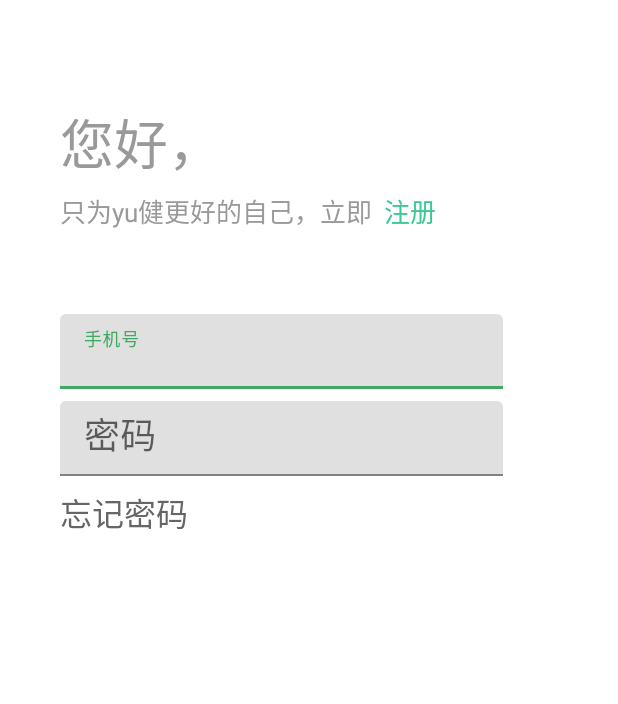
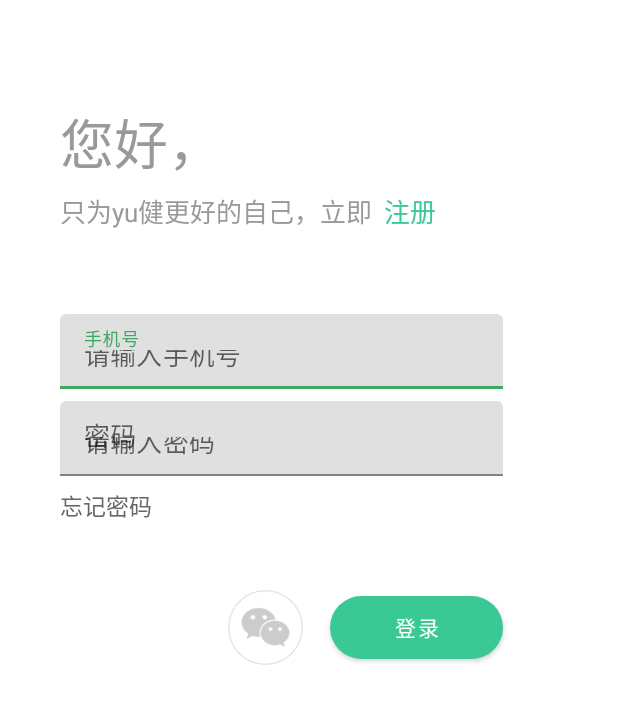
Before and after one commit to thinking123/android-yujian-pro, an Android app: the layout fragment_login.xml on its own in the app's theme, with its tools: preview values and no code run, on a phone screen of 412 x 824 dp. Shown: the top 704 px of the screen. Run offline under Robolectric (Android 15) with nearby library versions, the phone set to English and light mode, and no system bars.

Commit message:
login ui

```diff
--- a/app/src/main/java/com/yujian/di/component/loginComponent.java
+++ b/app/src/main/java/com/yujian/di/component/loginComponent.java
@@ -31,7 +31,7 @@ import com.yujian.mvp.ui.fragment.login.registerFragment;
 public interface loginComponent {
     void inject(loginFragment fragment);
     void inject(registerFragment fragment);
-    void inject(LoginActivity loginActivity);
+//    void inject(LoginActivity loginActivity);
 
     @Component.Builder
     interface Builder {
--- a/app/src/main/java/com/yujian/mvp/ui/activity/LoginActivity.java
+++ b/app/src/main/java/com/yujian/mvp/ui/activity/LoginActivity.java
@@ -57,7 +57,8 @@ public class LoginActivity extends MyBaseActivity {
         ISupportFragment fragment = findFragment(loginFragment.class);
 
         if (fragment == null) {
-            loadMultipleRootFragment(R.id.login_container, 0 ,loginFragment.newInstance() , registerFragment.newInstance());
+//            loadMultipleRootFragment(R.id.login_container, 0 ,loginFragment.newInstance() , registerFragment.newInstance());
+            loadRootFragment(R.id.login_container , loginFragment.newInstance());
         }
     }
 }
--- a/app/src/main/java/com/yujian/mvp/ui/fragment/login/registerFragment.java
+++ b/app/src/main/java/com/yujian/mvp/ui/fragment/login/registerFragment.java
@@ -27,8 +27,8 @@ import static com.jess.arms.utils.Preconditions.checkNotNull;
 public class registerFragment extends BaseSupportFragment<loginPresenter>
         implements loginContract.View{
 
-    public static loginFragment newInstance() {
-        loginFragment fragment = new loginFragment();
+    public static registerFragment newInstance() {
+        registerFragment fragment = new registerFragment();
         return fragment;
     }
 
@@ -46,7 +46,7 @@ public class registerFragment extends BaseSupportFragment<loginPresenter>
     public View initView(@NonNull LayoutInflater inflater, @Nullable ViewGroup container, @Nullable Bundle savedInstanceState) {
         return inflater.inflate(R.
 
-                layout.fragment_login, container, false);
+                layout.fragment_register, container, false);
     }
 
     @Override
--- /dev/null
+++ b/app/src/main/res/drawable/btn_wx_bg.xml
@@ -0,0 +1,10 @@
+<?xml version="1.0" encoding="utf-8"?>
+<selector xmlns:android="http://schemas.android.com/apk/res/android">
+    <item>
+        <shape android:shape="oval">
+            <!--<stroke android:color="#1E90FF" android:width="5dp" />-->
+            <solid android:color="@android:color/transparent"/>
+            <size android:width="@dimen/btn_circle_wx_dimen" android:height="@dimen/btn_circle_wx_dimen"/>
+        </shape>
+    </item>
+</selector>
--- /dev/null
+++ b/app/src/main/res/drawable/btn_wx_selector_bg.xml
@@ -0,0 +1,4 @@
+<?xml version="1.0" encoding="utf-8"?>
+<selector xmlns:android="http://schemas.android.com/apk/res/android">
+<!--<item android:state_enabled="false"-->
+</selector>
--- /dev/null
+++ b/app/src/main/res/drawable/textinput_hint_label_selector.xml
@@ -0,0 +1,5 @@
+<?xml version="1.0" encoding="utf-8"?>
+<selector xmlns:android="http://schemas.android.com/apk/res/android">
+<item android:state_focused="true" android:color="?android:textColorHint"/>
+    <item android:color="@android:color/transparent"/>
+</selector>
--- a/app/src/main/res/layout/fragment_login.xml
+++ b/app/src/main/res/layout/fragment_login.xml
@@ -48,7 +48,7 @@
         android:layout_width="@dimen/input_text_width"
         android:layout_height="@dimen/input_text_height"
         android:layout_marginTop="55dp"
-        android:hint="@string/login_hint_phone"
+        android:hint="@string/login_label_phone"
         app:layout_constraintStart_toStartOf="@+id/textView2"
         app:layout_constraintTop_toBottomOf="@+id/textView3">
 
@@ -57,6 +57,7 @@
             android:layout_width="match_parent"
             android:layout_height="match_parent"
             android:textSize="@dimen/input_text_size"
+            android:hint="@string/login_hint_phone"
             android:maxLines="1" />
     </android.support.design.widget.TextInputLayout>
 
@@ -66,15 +67,17 @@
         android:layout_width="@dimen/input_text_width"
         android:layout_height="@dimen/input_text_height"
         android:layout_marginTop="@dimen/input_text_margin_top"
-        android:hint="@string/login_hint_pw"
+        android:hint="@string/login_label_pw"
         app:layout_constraintStart_toStartOf="@+id/textInputLayout"
         app:layout_constraintTop_toBottomOf="@+id/textInputLayout">
 
         <android.support.design.widget.TextInputEditText
+            android:hint="@string/login_hint_pw"
             android:id="@+id/login_pw"
             android:layout_width="match_parent"
             android:layout_height="match_parent"
             android:textSize="@dimen/input_text_size"
+            android:inputType="textPassword"
             android:maxLines="1" />
     </android.support.design.widget.TextInputLayout>
 
@@ -84,23 +87,36 @@
         android:layout_height="wrap_content"
         android:layout_marginTop="@dimen/input_text_margin_top"
         android:text="@string/login_forget_pw"
-        android:textSize="21sp"
+        android:textSize="15sp"
         android:textColor="#666666"
         app:layout_constraintStart_toStartOf="@+id/textInputLayout2"
         app:layout_constraintTop_toBottomOf="@+id/textInputLayout2" />
 
+    <ImageButton
+        android:id="@+id/login_btn_wx_login"
+        android:layout_width="@dimen/btn_circle_wx_dimen"
+        android:layout_height="@dimen/btn_circle_wx_dimen"
+        android:scaleType="fitCenter"
+        android:layout_marginLeft="152dp"
+        android:layout_marginTop="239dp"
+        android:background="@drawable/btn_wx_bg"
+        app:layout_constraintStart_toStartOf="parent"
+        app:layout_constraintTop_toBottomOf="@+id/textView3"
+        app:srcCompat="@drawable/login_btn_wx" />
 
     <android.support.design.button.MaterialButton
-        android:layout_width="50dp"
-        android:layout_height="50dp"
-        android:layout_marginLeft="152dp"
-        android:layout_marginTop="239dp"
-        app:cornerRadius="50dp"
-        android:background="@android:color/transparent"
-        style="@style/Widget.MaterialComponents.Button.Icon"
-        app:icon="@drawable/login_btn_wx"
-        app:layout_constraintStart_toStartOf="parent"
-        app:layout_constraintTop_toBottomOf="@+id/textView3" />
+        android:id="@+id/login_btn_login"
+        android:layout_width="115dp"
+        android:layout_height="54dp"
+        android:layout_marginLeft="18dp"
+        android:text="@string/login_btn_login"
+
+        app:cornerRadius="27dp"
+        app:backgroundTint="@color/btn_wx_hint_bg"
+        app:layout_constraintBottom_toBottomOf="@+id/login_btn_wx_login"
+        app:layout_constraintStart_toEndOf="@+id/login_btn_wx_login"
+        app:layout_constraintTop_toTopOf="@+id/login_btn_wx_login" />
+
     <!--<com.google.android.material.textfield.TextInputLayout-->
         <!--android:layout_width="match_parent"-->
         <!--android:layout_height="wrap_content"-->
--- a/app/src/main/res/values/colors.xml
+++ b/app/src/main/res/values/colors.xml
@@ -6,5 +6,5 @@
     <color name="white">#FFFFFF</color>
     <color name="text_primary">#999999</color>
     <color name="text_link">#3AC895</color>
-
+    <color name="btn_wx_hint_bg">#3AC895</color>
 </resources>
--- a/app/src/main/res/values/dimens.xml
+++ b/app/src/main/res/values/dimens.xml
@@ -3,5 +3,6 @@
     <dimen name="input_text_height">50dp</dimen>
     <dimen name="input_text_width">295dp</dimen>
     <dimen name="input_text_margin_top">8dp</dimen>
-    <dimen name="input_text_size">24sp</dimen>
+    <dimen name="input_text_size">17sp</dimen>
+    <dimen name="btn_circle_wx_dimen">50dp</dimen>
 </resources>
--- a/app/src/main/res/values/strings.xml
+++ b/app/src/main/res/values/strings.xml
@@ -7,8 +7,10 @@
     <string name="login_title">您好，</string>
     <string name="login_tip">只为yu健更好的自己，立即</string>
     <string name="login_btn_register">注册</string>
-    <string name="login_hint_phone">手机号</string>
-    <string name="login_hint_pw">密码</string>
+    <string name="login_label_phone">手机号</string>
+    <string name="login_hint_phone">请输入手机号</string>
+    <string name="login_label_pw">密码</string>
+    <string name="login_hint_pw">请输入密码</string>
     <string name="login_forget_pw">忘记密码</string>
     <string name="login_btn_login">登录</string>
 </resources>
--- a/app/src/main/res/values/styles.xml
+++ b/app/src/main/res/values/styles.xml
@@ -16,6 +16,8 @@
     </style>
     <style name="AppLoginTheme" parent="AppTheme">
         <item name="android:textColor">@color/text_primary</item>
+        <!--<item name="android:textColorHint">@drawable/textinput_hint_label_selector</item>-->
+        <item name="colorAccent">@color/text_primary</item>
     </style>
 
 </resources>
```
Also changed, not shown: app/src/main/java/com/yujian/mvp/ui/fragment/login/loginFragment.java (+23 -0 lines).
